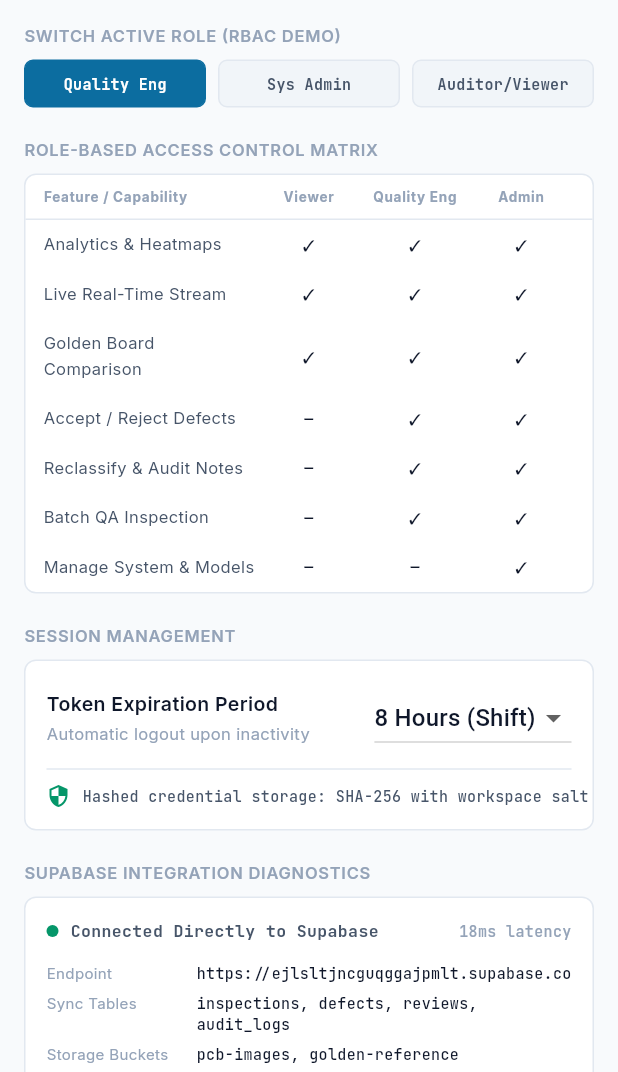
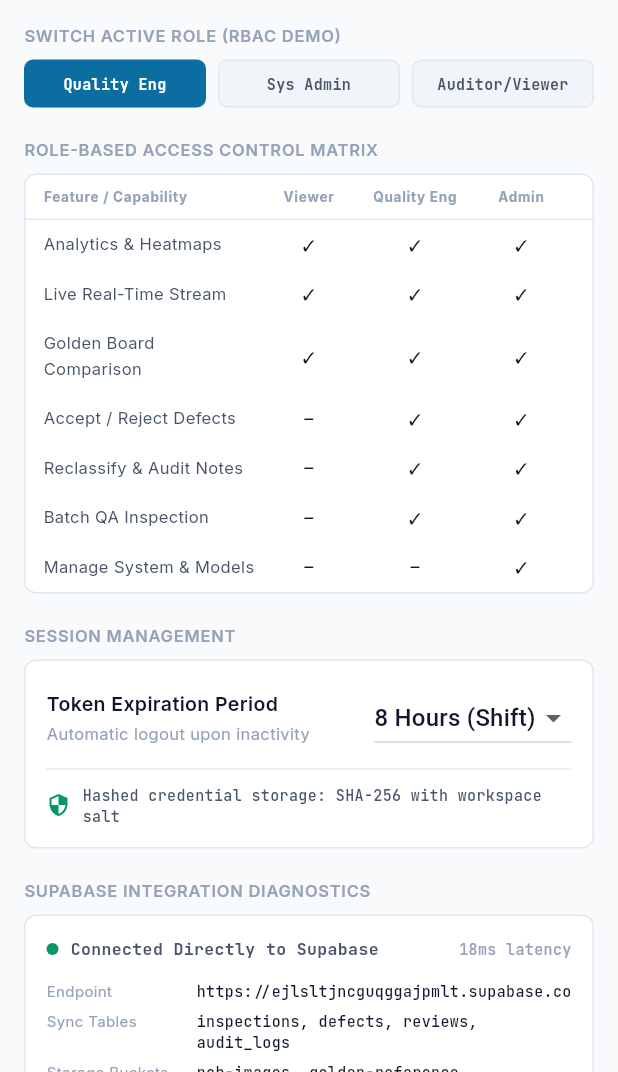
Before and after one commit to usmanworld0/PCB-Fault-Detection-System, a Flutter app: the SettingsScreen screen opened directly, after a tap on "Quality Eng", on a phone screen of 412 x 824 dp, the part 164-1236 px from its top. Run offline on Flutter 3.47's test engine with Material 3 defaults, Android fonts, the phone set to English and light mode, and no system bars; our stand-ins replace fl_chart, flutter_secure_storage, google_fonts, supabase_flutter, timeago; accounts and stored records are empty; network calls fail.

Commit message:
fix(mobile): resolve all layout overflow errors across screens, wrap action buttons, add text ellipsis

```diff
--- a/mobile/lib/screens/login_screen.dart
+++ b/mobile/lib/screens/login_screen.dart
@@ -360,6 +360,8 @@ class _LoginScreenState extends State<LoginScreen> {
         ),
         child: Text(
           label,
+          maxLines: 1,
+          overflow: TextOverflow.ellipsis,
           style: AppTypography.mono.copyWith(
             fontSize: 11,
             fontWeight: FontWeight.w700,
--- a/mobile/lib/screens/settings_screen.dart
+++ b/mobile/lib/screens/settings_screen.dart
@@ -129,7 +129,8 @@ class SettingsScreen extends StatelessWidget {
                   Row(
                     mainAxisAlignment: MainAxisAlignment.spaceBetween,
                     children: [
-                      Column(
+                      Expanded(
+                        child: Column(
                           crossAxisAlignment: CrossAxisAlignment.start,
                           children: [
                             Text('Token Expiration Period', style: AppTypography.heading3.copyWith(fontSize: 13)),
@@ -137,6 +138,8 @@ class SettingsScreen extends StatelessWidget {
                             Text('Automatic logout upon inactivity', style: AppTypography.bodySmall),
                           ],
                         ),
+                      ),
+                      const SizedBox(width: 8),
                       DropdownButton<int>(
                         value: auth.sessionTimeout.inHours,
                         items: const [
@@ -157,9 +160,11 @@ class SettingsScreen extends StatelessWidget {
                     children: [
                       const Icon(Icons.security, size: 16, color: AppColors.qaPass),
                       const SizedBox(width: 8),
-                      Text(
+                      Expanded(
+                        child: Text(
                           'Hashed credential storage: SHA-256 with workspace salt',
                           style: AppTypography.mono.copyWith(fontSize: 10, color: AppColors.textSecondary),
+                        ),
                       ),
                     ],
                   ),
@@ -192,11 +197,15 @@ class SettingsScreen extends StatelessWidget {
                         ),
                       ),
                       const SizedBox(width: 8),
-                      Text(
+                      Expanded(
+                        child: Text(
                           supabase.isInitialized ? 'Connected Directly to Supabase' : 'Connecting...',
+                          maxLines: 1,
+                          overflow: TextOverflow.ellipsis,
                           style: AppTypography.mono.copyWith(fontSize: 11, fontWeight: FontWeight.w700),
                         ),
-                      const Spacer(),
+                      ),
+                      const SizedBox(width: 8),
                       Text('18ms latency', style: AppTypography.mono.copyWith(fontSize: 10, color: AppColors.textMuted)),
                     ],
                   ),
@@ -261,7 +270,7 @@ class SettingsScreen extends StatelessWidget {
       child: GestureDetector(
         onTap: () => auth.demoLogin(role),
         child: Container(
-          padding: const EdgeInsets.symmetric(vertical: 8),
+          padding: const EdgeInsets.symmetric(vertical: 8, horizontal: 2),
           decoration: BoxDecoration(
             color: isSel ? color : AppColors.bgMuted,
             borderRadius: BorderRadius.circular(6),
@@ -270,6 +279,9 @@ class SettingsScreen extends StatelessWidget {
           alignment: Alignment.center,
           child: Text(
             label,
+            maxLines: 1,
+            overflow: TextOverflow.ellipsis,
+            textAlign: TextAlign.center,
             style: AppTypography.mono.copyWith(
               fontSize: 10,
               fontWeight: FontWeight.w700,
--- a/mobile/lib/widgets/enterprise_header.dart
+++ b/mobile/lib/widgets/enterprise_header.dart
@@ -55,7 +55,8 @@ class EnterpriseHeader extends StatelessWidget implements PreferredSizeWidget {
                 ),
               ),
               const SizedBox(width: 10),
-              Column(
+              Expanded(
+                child: Column(
                   crossAxisAlignment: CrossAxisAlignment.start,
                   mainAxisAlignment: MainAxisAlignment.center,
                   children: [
@@ -105,6 +106,8 @@ class EnterpriseHeader extends StatelessWidget implements PreferredSizeWidget {
                     ),
                     Text(
                       title,
+                      maxLines: 1,
+                      overflow: TextOverflow.ellipsis,
                       style: AppTypography.bodySmall.copyWith(
                         color: AppColors.textSecondary,
                         fontSize: 11,
@@ -112,7 +115,8 @@ class EnterpriseHeader extends StatelessWidget implements PreferredSizeWidget {
                     ),
                   ],
                 ),
-              const Spacer(),
+              ),
+              const SizedBox(width: 8),
               // Role chip
               Container(
                 padding: const EdgeInsets.symmetric(horizontal: 8, vertical: 4),
```
Also changed, not shown: mobile/lib/screens/dashboard_screen.dart (+26 -9 lines), mobile/lib/screens/inspection_detail_screen.dart (+41 -9 lines), mobile/lib/widgets/stat_card.dart (+15 -6 lines). Lines whose indentation alone changed are shown as unchanged.
